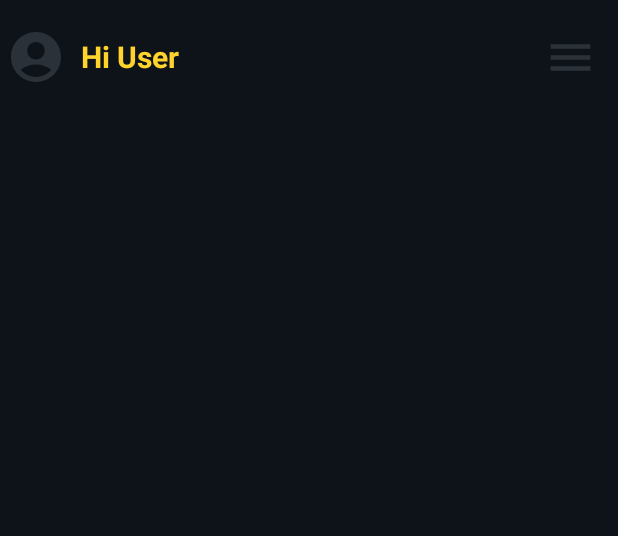
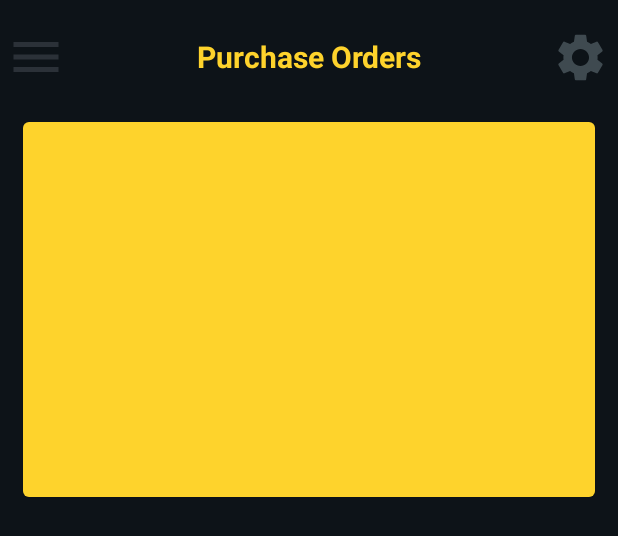
Before and after one commit to Viniciusmatoz/MyPurchaseOrders, an Android app built with Jetpack Compose: the @Preview function HomePreview, on a phone screen of 412 x 824 dp. Shown: the top 536 px of the screen. Run offline under Robolectric (Android 15) with nearby library versions, the phone set to English and light mode, and no system bars.

Commit message:
Add to card dashboard

```diff
--- a/app/src/main/java/com/vinicius/mypurchaseorders/views/Home.kt
+++ b/app/src/main/java/com/vinicius/mypurchaseorders/views/Home.kt
@@ -4,10 +4,7 @@ import android.annotation.SuppressLint
 import androidx.compose.foundation.Image
 import androidx.compose.foundation.border
 import androidx.compose.foundation.layout.*
-import androidx.compose.material.AppBarDefaults
-import androidx.compose.material.Scaffold
-import androidx.compose.material.Text
-import androidx.compose.material.TopAppBar
+import androidx.compose.material.*
 import androidx.compose.runtime.Composable
 import androidx.compose.ui.Alignment
 import androidx.compose.ui.graphics.vector.ImageVector
@@ -29,39 +26,46 @@ fun Home(){
             TopAppBar(
                 modifier = androidx.compose.ui.Modifier.padding(top = 10.dp),
                 backgroundColor = DarkBlackground,
-                elevation = 0.dp
+                elevation = 0.dp,
             ) {
                 Row(
-                    verticalAlignment = Alignment.CenterVertically
+                    modifier = androidx.compose.ui.Modifier.fillMaxWidth(),
+                    verticalAlignment = Alignment.CenterVertically,
+                    horizontalArrangement = Arrangement.SpaceBetween
                 ) {
                     Image(
-                        imageVector = ImageVector.vectorResource(id = R.drawable.ic_user_acount_top_app_bar),
-                        contentDescription = "Icon user account",
+                        imageVector = ImageVector.vectorResource(id = R.drawable.ic_baseline_menu),
+                        contentDescription = "Icon baseline menu",
                         modifier = androidx.compose.ui.Modifier.size(40.dp),
                     )
                     Text(
-                        text = "Hi User", color = YellowDefault,
-                        modifier = androidx.compose.ui.Modifier.padding(start = 10.dp),
+                        text = "Purchase Orders", color = YellowDefault,
                         fontSize = 20.sp,
                         fontWeight = FontWeight.Bold
                         )
-                }
-                Row(
-                    modifier = androidx.compose.ui.Modifier.fillMaxWidth(),
-                    horizontalArrangement = Arrangement.End
-                ) {
                     Image(
-                        imageVector = ImageVector.vectorResource(id = R.drawable.ic_baseline_menu),
-                        contentDescription = "Icon Baseline Menu",
+                        imageVector = ImageVector.vectorResource(id = R.drawable.ic_settings),
+                        contentDescription = "Icon Settings",
                         modifier = androidx.compose.ui.Modifier
-                            .size(45.dp)
-                            .padding(end = 10.dp)
+                            .size(40.dp)
+                            .padding(end = 2.dp)
                     )
-                }
+                } }
+            }
+    ) {
+        Column(
+            modifier = androidx.compose.ui.Modifier
+                .padding(top = 15.dp, start = 15.dp, end = 15.dp)
+                .fillMaxSize(),
+            verticalArrangement = Arrangement.Top,
+            horizontalAlignment = Alignment.CenterHorizontally
+        ) {
+            Card(
+                modifier = androidx.compose.ui.Modifier.size(width = 500.dp, height = 250.dp),
+                backgroundColor = YellowDefault,
+            ) {
             }
         }
-    ) {
-
     }
 }
 
```
